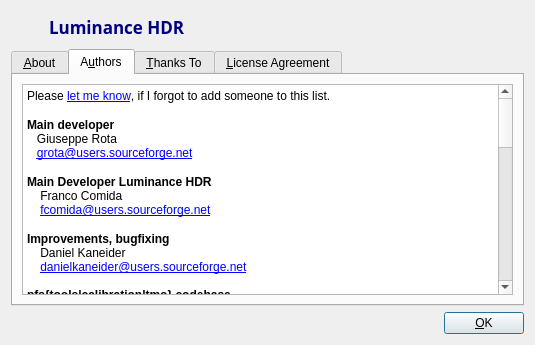
Above: forms/about.ui from LuminanceHDR/LuminanceHDR before the change. Below: the same form after it.
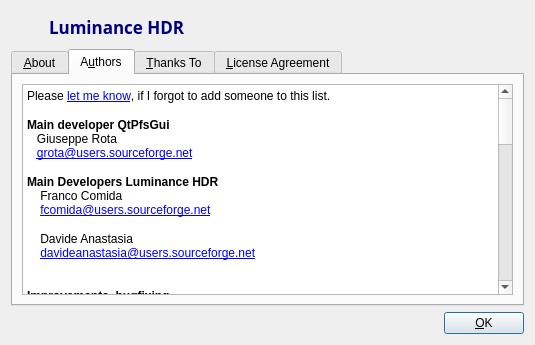
That is the form after the change. The open tabs and pages were chosen to show the change. Icons and pictures are not drawn.

Commit message: Updated about dialog and changelog

Diff of the .ui file:
```diff
--- a/forms/about.ui
+++ b/forms/about.ui
@@ -165,11 +165,15 @@
 p, li { white-space: pre-wrap; }
 &lt;/style&gt;&lt;/head&gt;&lt;body style=&quot; font-family:'Sans Serif'; font-size:10pt; font-weight:400; font-style:normal;&quot;&gt;
 &lt;p style=&quot; margin-top:0px; margin-bottom:0px; margin-left:0px; margin-right:0px; -qt-block-indent:0; text-indent:0px;&quot;&gt;&lt;span style=&quot; font-size:9pt;&quot;&gt;Please &lt;/span&gt;&lt;a href=&quot;mailto:grota@users.sourceforge.net&quot;&gt;&lt;span style=&quot; font-size:9pt; text-decoration: underline; color:#0000ff;&quot;&gt;let me know&lt;/span&gt;&lt;/a&gt;&lt;span style=&quot; font-size:9pt;&quot;&gt;, if I forgot to add someone to this list.&lt;/span&gt;&lt;/p&gt;
-&lt;p style=&quot; margin-top:0px; margin-bottom:0px; margin-left:0px; margin-right:0px; -qt-block-indent:0; text-indent:0px;&quot;&gt;&lt;span style=&quot; font-size:9pt;&quot;&gt;&lt;br /&gt;&lt;/span&gt;&lt;span style=&quot; font-size:9pt; font-weight:600;&quot;&gt;Main developer&lt;/span&gt;&lt;/p&gt;
+&lt;p style=&quot; margin-top:0px; margin-bottom:0px; margin-left:0px; margin-right:0px; -qt-block-indent:0; text-indent:0px;&quot;&gt;&lt;span style=&quot; font-size:9pt;&quot;&gt;&lt;br /&gt;&lt;/span&gt;&lt;span style=&quot; font-size:9pt; font-weight:600;&quot;&gt;Main developer QtPfsGui&lt;/span&gt;&lt;/p&gt;
 &lt;p style=&quot; margin-top:0px; margin-bottom:0px; margin-left:0px; margin-right:0px; -qt-block-indent:0; text-indent:0px;&quot;&gt;&lt;span style=&quot; font-size:9pt;&quot;&gt;   Giuseppe Rota&lt;br /&gt;   &lt;/span&gt;&lt;a href=&quot;mailto:grota@users.sourceforge.net&quot;&gt;&lt;span style=&quot; font-size:9pt; text-decoration: underline; color:#0000ff;&quot;&gt;grota@users.sourceforge.net&lt;/span&gt;&lt;/a&gt;&lt;span style=&quot; font-size:9pt;&quot;&gt;&lt;br /&gt;&lt;/span&gt;&lt;/p&gt;
-&lt;p style=&quot; margin-top:0px; margin-bottom:0px; margin-left:0px; margin-right:0px; -qt-block-indent:0; text-indent:0px;&quot;&gt;&lt;span style=&quot; font-size:9pt; font-weight:600;&quot;&gt;Main Developer Luminance HDR&lt;/span&gt;&lt;/p&gt;
+&lt;p style=&quot; margin-top:0px; margin-bottom:0px; margin-left:0px; margin-right:0px; -qt-block-indent:0; text-indent:0px;&quot;&gt;&lt;span style=&quot; font-size:9pt; font-weight:600;&quot;&gt;Main Developers Luminance HDR&lt;/span&gt;&lt;/p&gt;
 &lt;p style=&quot; margin-top:0px; margin-bottom:0px; margin-left:0px; margin-right:0px; -qt-block-indent:0; text-indent:0px;&quot;&gt;&lt;span style=&quot; font-size:9pt;&quot;&gt;    Franco Comida&lt;/span&gt;&lt;/p&gt;
 &lt;p style=&quot; margin-top:0px; margin-bottom:0px; margin-left:0px; margin-right:0px; -qt-block-indent:0; text-indent:0px;&quot;&gt;&lt;span style=&quot; font-size:9pt;&quot;&gt;    &lt;/span&gt;&lt;a href=&quot;mailto:fcomida@users.sourceforge.net&quot;&gt;&lt;span style=&quot; font-size:9pt; text-decoration: underline; color:#0000ff;&quot;&gt;fcomida@users.sourceforge.net&lt;/span&gt;&lt;/a&gt;&lt;/p&gt;
+&lt;p style=&quot;-qt-paragraph-type:empty; margin-top:0px; margin-bottom:0px; margin-left:0px; margin-right:0px; -qt-block-indent:0; text-indent:0px;&quot;&gt;&lt;/p&gt;
+&lt;p style=&quot; margin-top:0px; margin-bottom:0px; margin-left:0px; margin-right:0px; -qt-block-indent:0; text-indent:0px;&quot;&gt;&lt;span style=&quot; font-size:9pt;&quot;&gt;    Davide Anastasia&lt;/span&gt;&lt;/p&gt;
+&lt;p style=&quot; margin-top:0px; margin-bottom:0px; margin-left:0px; margin-right:0px; -qt-block-indent:0; text-indent:0px;&quot;&gt;&lt;span style=&quot; font-size:9pt;&quot;&gt;    &lt;/span&gt;&lt;a href=&quot;mailto:davideanastasia@users.sourceforge.net&quot;&gt;&lt;span style=&quot; font-size:9pt; text-decoration: underline; color:#0000ff;&quot;&gt;davideanastasia@users.sourceforge.net&lt;/span&gt;&lt;/a&gt;&lt;/p&gt;
+&lt;p style=&quot; margin-top:0px; margin-bottom:0px; margin-left:0px; margin-right:0px; -qt-block-indent:0; text-indent:0px;&quot;&gt;&lt;span style=&quot; font-size:9pt;&quot;&gt;    &lt;/span&gt;&lt;/p&gt;
 &lt;p style=&quot; margin-top:0px; margin-bottom:0px; margin-left:0px; margin-right:0px; -qt-block-indent:0; text-indent:0px;&quot;&gt;&lt;span style=&quot; font-size:9pt;&quot;&gt;&lt;br /&gt;&lt;/span&gt;&lt;span style=&quot; font-size:9pt; font-weight:600;&quot;&gt;Improvements, bugfixing&lt;/span&gt;&lt;/p&gt;
 &lt;p style=&quot; margin-top:0px; margin-bottom:0px; margin-left:0px; margin-right:0px; -qt-block-indent:0; text-indent:0px;&quot;&gt;&lt;span style=&quot; font-size:9pt;&quot;&gt;    Daniel Kaneider&lt;/span&gt;&lt;/p&gt;
 &lt;p style=&quot; margin-top:0px; margin-bottom:0px; margin-left:0px; margin-right:0px; -qt-block-indent:0; text-indent:0px;&quot;&gt;&lt;span style=&quot; font-size:9pt;&quot;&gt;    &lt;/span&gt;&lt;a href=&quot;mailto:danielkaneider@users.sourceforge.net&quot;&gt;&lt;span style=&quot; font-size:9pt; text-decoration: underline; color:#0000ff;&quot;&gt;danielkaneider@users.sourceforge.net&lt;/span&gt;&lt;/a&gt;&lt;/p&gt;
```
Left out of the diff: 8 changed lines with no effect on the pictures. The commit also changes 1 other file.
